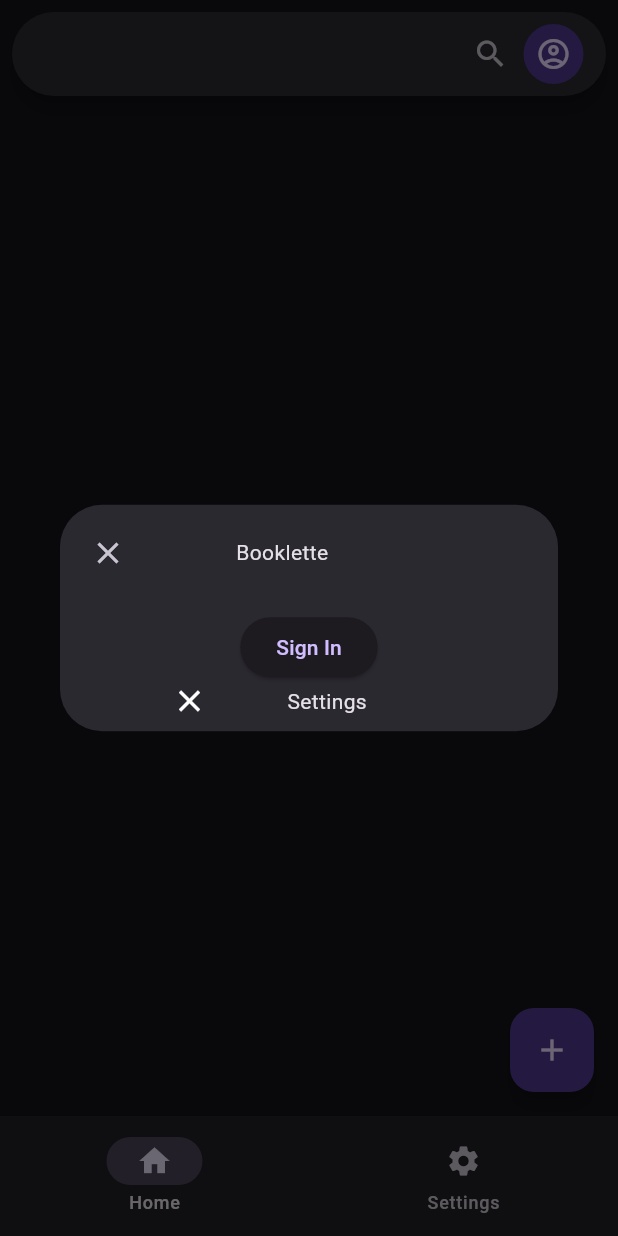
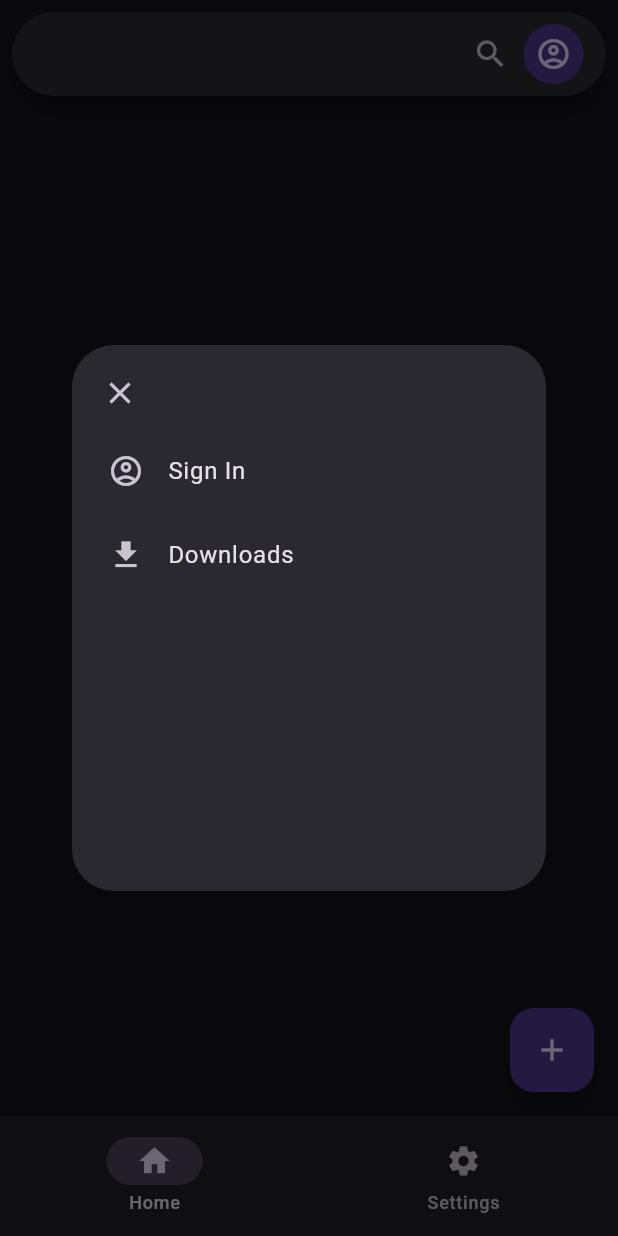
Before and after one commit to dhvcc/booklette, a Flutter app: the screen it shows after launch, after a tap on the "account circle" icon, on a phone screen of 412 x 824 dp. Run offline on Flutter 3.47's test engine with Material 2 defaults, Android fonts, the light colour scheme and no system bars; our stand-ins replace go_router.

Commit message:
Update dialog, add signin and downloads buttons

```diff
--- a/lib/components/account_dialog.dart
+++ b/lib/components/account_dialog.dart
@@ -19,36 +19,59 @@ class AccountDialog extends StatelessWidget {
                   onPressed: () => Navigator.pop(context),
                   icon: const Icon(Icons.close),
                 ),
-                const Center(
-                  widthFactor: 3,
-                  child: Text("Booklette"),
-                ),
               ],
             ),
-            Center(
-              widthFactor: 3,
-              child: Column(
+            SizedBox(
+              width: 300,
+              height: 300,
+              child: ListView(
                 children: [
-                  Padding(
-                    padding: const EdgeInsets.only(top: 15),
-                    child: ElevatedButton(
-                      onPressed: () {},
-                      child: const Text("Sign In"),
+                  InkWell(
+                    borderRadius: BorderRadius.circular(20),
+                    onTap: () {},
+                    child: const ListTile(
+                      leading: Icon(Icons.account_circle_outlined),
+                      title: Text("Sign In"),
                     ),
                   ),
-                  const Row(
-                    mainAxisSize: MainAxisSize.min,
-                    children: [
-                      Icon(Icons.close),
-                      Center(
-                        widthFactor: 3,
-                        child: Text("Settings"),
-                      ),
-                    ],
+                  InkWell(
+                    borderRadius: BorderRadius.circular(20),
+                    onTap: () {},
+                    child: const ListTile(
+                      leading: Icon(Icons.download),
+                      title: Text("Downloads"),
+                    ),
                   ),
                 ],
               ),
-            ),
+            )
+            // Center(
+            //   widthFactor: 3,
+            //   child: Column(
+            //     children: [
+            //       const Row(
+            //         mainAxisSize: MainAxisSize.min,
+            //         children: [
+            //           Icon(Icons.account_circle_outlined),
+            //           Center(
+            //             widthFactor: 3,
+            //             child: Text("Sign in"),
+            //           ),
+            //         ],
+            //       ),
+            //       const Row(
+            //         mainAxisSize: MainAxisSize.min,
+            //         children: [
+            //           Icon(Icons.close),
+            //           Center(
+            //             widthFactor: 3,
+            //             child: Text("Settings"),
+            //           ),
+            //         ],
+            //       ),
+            //     ],
+            //   ),
+            // ),
           ],
         ),
       ),
```
Also changed, not shown: 1 other file.
